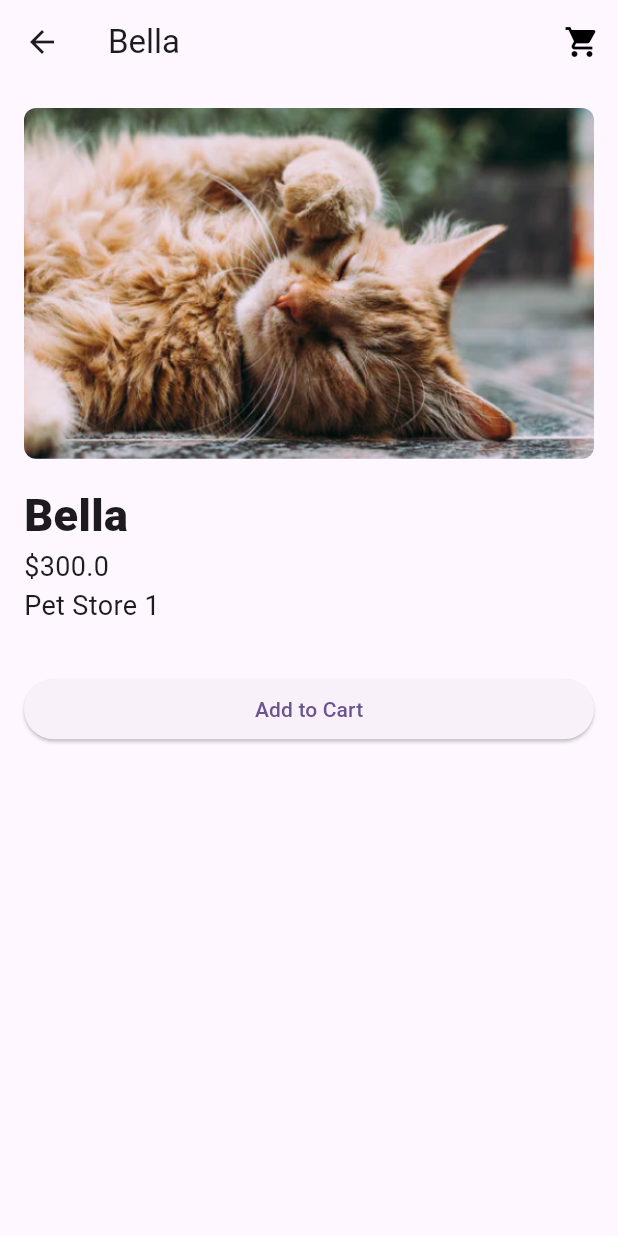
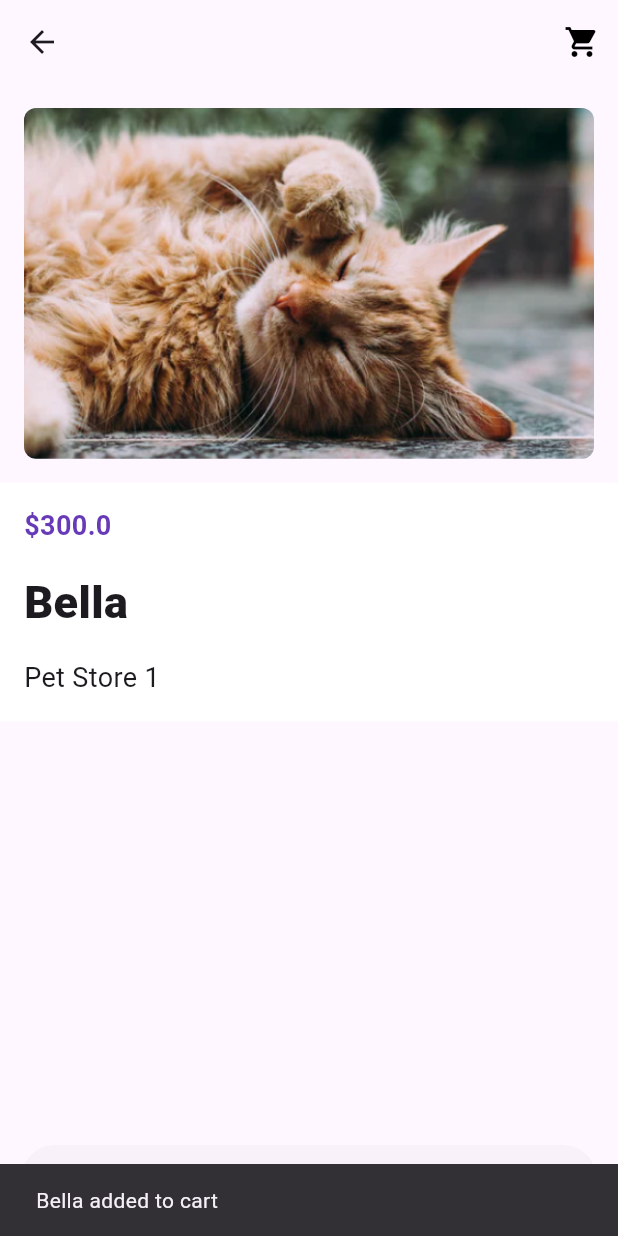
Before and after one commit to Justin-Bolivar/flutter_pet_shop, a Flutter app: the DetailsPage screen opened directly with sample values from the repository, after a tap on "Add to Cart", on a phone screen of 412 x 824 dp. Run offline on Flutter 3.47's test engine with Material 3 defaults, Android fonts, the phone set to English and light mode, and no system bars.

Commit message:
added a little notification when added to cart

```diff
--- a/lib/screens/details_screen.dart
+++ b/lib/screens/details_screen.dart
@@ -14,7 +14,6 @@ class DetailsPage extends StatelessWidget {
       value: Provider.of<CartProvider>(context),
       child: Scaffold(
         appBar: AppBar(
-          title: Text(pets.name),
           actions: [
             IconButton(
               onPressed: () {
@@ -27,7 +26,11 @@ class DetailsPage extends StatelessWidget {
             ),
           ],
         ),
-        body: SingleChildScrollView(
+        body: Column(
+          crossAxisAlignment: CrossAxisAlignment.stretch,
+          children: <Widget>[
+            Expanded(
+              child: SingleChildScrollView(
                 child: Column(
                   crossAxisAlignment: CrossAxisAlignment.stretch,
                   children: <Widget>[
@@ -41,31 +44,39 @@ class DetailsPage extends StatelessWidget {
                         ),
                       ),
                     ),
-              Padding(
-                padding: const EdgeInsets.symmetric(horizontal: 16.0),
-                child: Text(
-                  '${pets.name}',
+                    Container(
+                      color: Colors.white,
+                      padding: const EdgeInsets.all(16.0),
+                      child: Column(
+                        crossAxisAlignment: CrossAxisAlignment.start,
+                        children: [
+                          Text(
+                            '\$${pets.price}',
+                            style: const TextStyle(
+                                fontSize: 18.0,
+                                color: Colors.deepPurple,
+                                fontWeight: FontWeight.bold),
+                          ),
+                          const SizedBox(height: 16.0),
+                          Text(
+                            pets.name,
                             style: const TextStyle(
                               fontSize: 30.0,
                               fontWeight: FontWeight.w900,
                             ),
                           ),
-              ),
-              Padding(
-                padding: const EdgeInsets.symmetric(horizontal: 16.0),
-                child: Text(
-                  '\$${pets.price}',
-                  style: const TextStyle(fontSize: 18.0),
-                ),
-              ),
-              Padding(
-                padding: const EdgeInsets.symmetric(horizontal: 16.0),
-                child: Text(
+                          const SizedBox(height: 16.0),
+                          Text(
                             '${pets.store}',
                             style: const TextStyle(fontSize: 18.0),
                           ),
+                        ],
                       ),
-              const SizedBox(height: 16),
+                    ),
+                  ],
+                ),
+              ),
+            ),
             Padding(
               padding: const EdgeInsets.all(16.0),
               child: ElevatedButton(
@@ -73,6 +84,13 @@ class DetailsPage extends StatelessWidget {
                   final cartProvider =
                       Provider.of<CartProvider>(context, listen: false);
                   cartProvider.add(pets);
+                  ScaffoldMessenger.of(context).showSnackBar(
+                    SnackBar(
+                      content: Text('${pets.name} added to cart'),
+                      duration:
+                          Duration(seconds: 2), // Adjust the duration as needed
+                    ),
+                  );
                 },
                 child: const Text('Add to Cart'),
               ),
@@ -80,7 +98,6 @@ class DetailsPage extends StatelessWidget {
           ],
         ),
       ),
-      ),
     );
   }
 }
```
Lines whose indentation alone changed are shown as unchanged.
